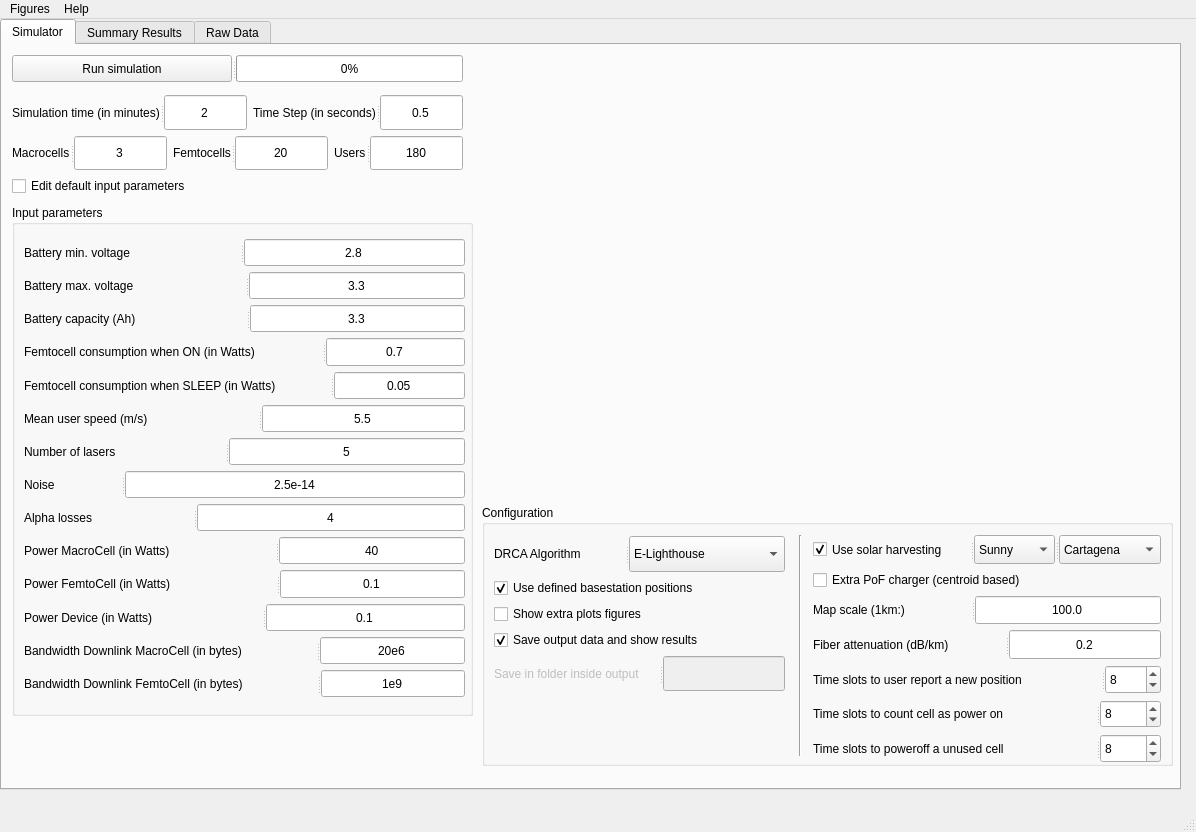
First picture: the form in ui/simulator.ui, repository 6G-XTREME/PoF_Simulator, before the edit.
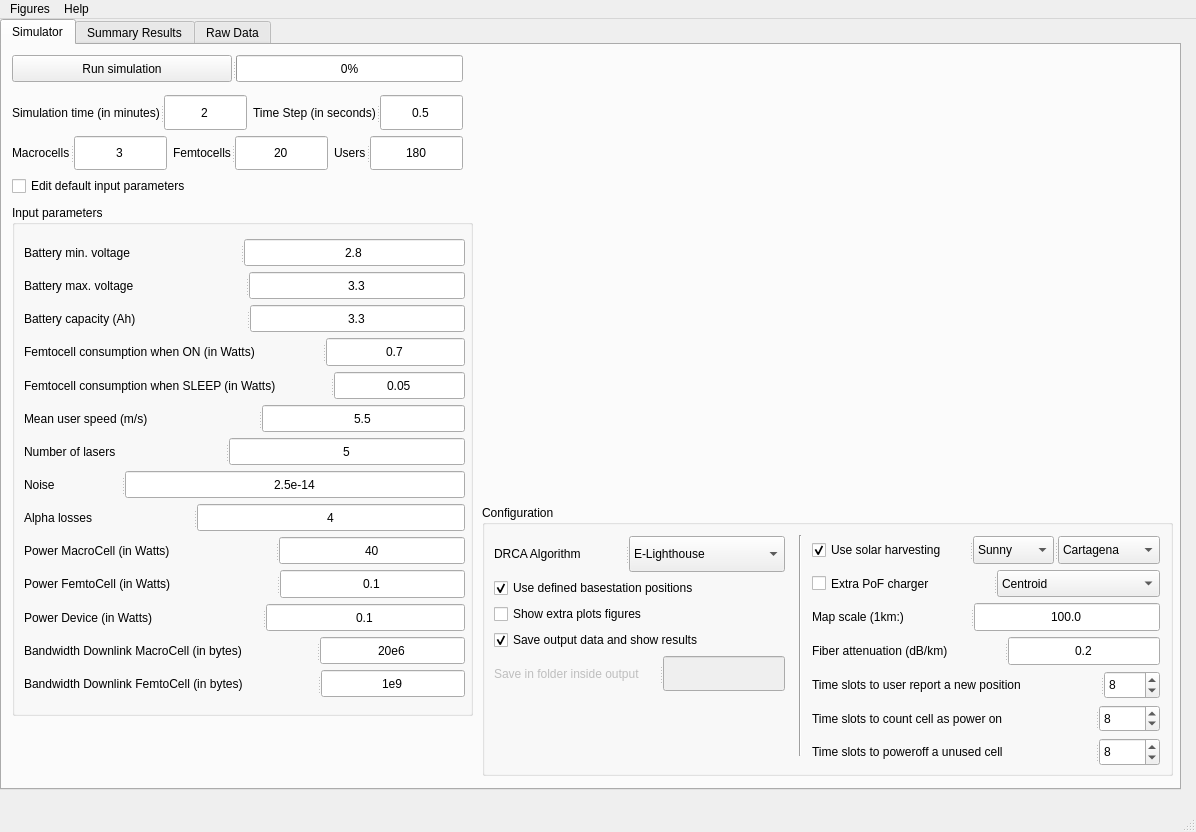
Second picture: the form after the edit. The open tabs and pages were chosen to show the change.

The edit to the form file:
```diff
--- a/ui/simulator.ui
+++ b/ui/simulator.ui
@@ -602,7 +602,7 @@
         <x>480</x>
         <y>460</y>
         <width>691</width>
-        <height>261</height>
+        <height>271</height>
        </rect>
       </property>
       <property name="title">
@@ -734,10 +734,10 @@
       <widget class="QWidget" name="">
        <property name="geometry">
         <rect>
-         <x>331</x>
-         <y>30</y>
+         <x>330</x>
+         <y>31</y>
          <width>348</width>
-         <height>228</height>
+         <height>230</height>
         </rect>
        </property>
        <layout class="QVBoxLayout" name="verticalLayout">
@@ -799,13 +799,39 @@
          </widget>
         </item>
         <item>
+         <widget class="QSplitter" name="splitter_28">
+          <property name="orientation">
+           <enum>Qt::Horizontal</enum>
+          </property>
          <widget class="QCheckBox" name="extra_charger_checkBox">
           <property name="text">
-           <string>Extra PoF charger (centroid based)</string>
+            <string>Extra PoF charger </string>
           </property>
           <property name="checked">
            <bool>false</bool>
           </property>
+          </widget>
+          <widget class="QComboBox" name="extra_charger_comboBox">
+           <property name="sizePolicy">
+            <sizepolicy hsizetype="Maximum" vsizetype="Fixed">
+             <horstretch>0</horstretch>
+             <verstretch>0</verstretch>
+            </sizepolicy>
+           </property>
+           <property name="currentText">
+            <string>Centroid</string>
+           </property>
+           <item>
+            <property name="text">
+             <string>Centroid</string>
+            </property>
+           </item>
+           <item>
+            <property name="text">
+             <string>Random Macro</string>
+            </property>
+           </item>
+          </widget>
          </widget>
         </item>
         <item>
```
Left out of the diff: 2 changed lines with no effect on the pictures. Lines whose indentation alone changed are shown as unchanged.
